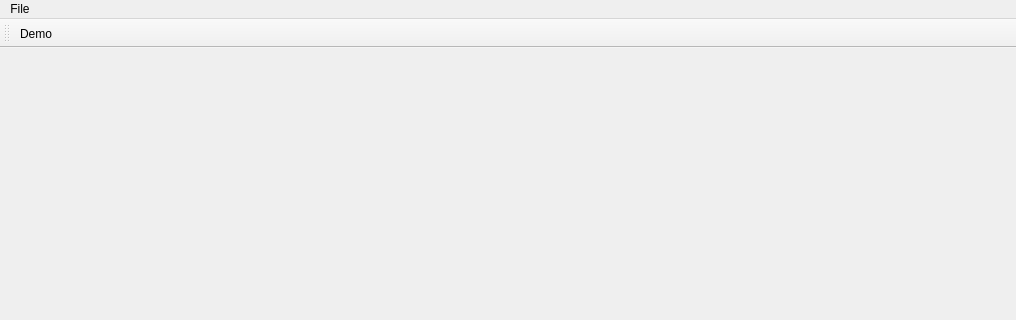
Qt form vtk_test/vtk_test.ui (tlbruns/CI-Guidance) before a commit; both pictures show x 0 to 1016 and y 0 to 320 of the 1016 by 866 pixel window.
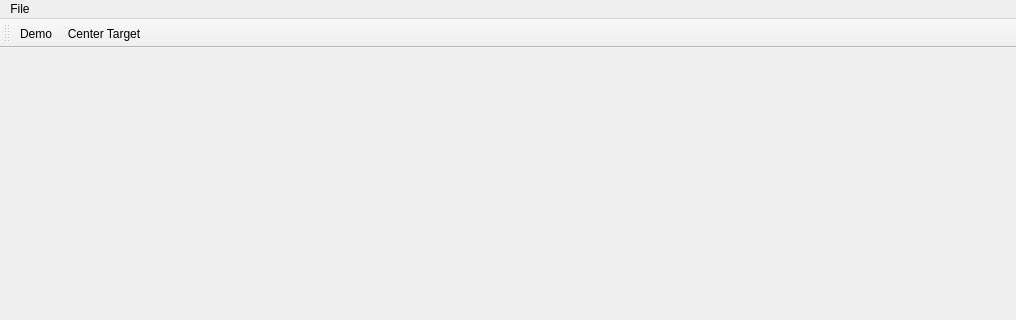
The same form after that commit.

The edit to the form file:
```diff
--- a/vtk_test/vtk_test.ui
+++ b/vtk_test/vtk_test.ui
@@ -62,6 +62,7 @@
     <bool>false</bool>
    </attribute>
    <addaction name="actionDemo"/>
+   <addaction name="actionCenter_Target"/>
   </widget>
   <widget class="QStatusBar" name="statusBar"/>
   <action name="actionClose">
@@ -89,6 +90,11 @@
     <string>Demo</string>
    </property>
   </action>
+  <action name="actionCenter_Target">
+   <property name="text">
+    <string>Center Target</string>
+   </property>
+  </action>
  </widget>
  <layoutdefault spacing="6" margin="11"/>
  <resources>
```
